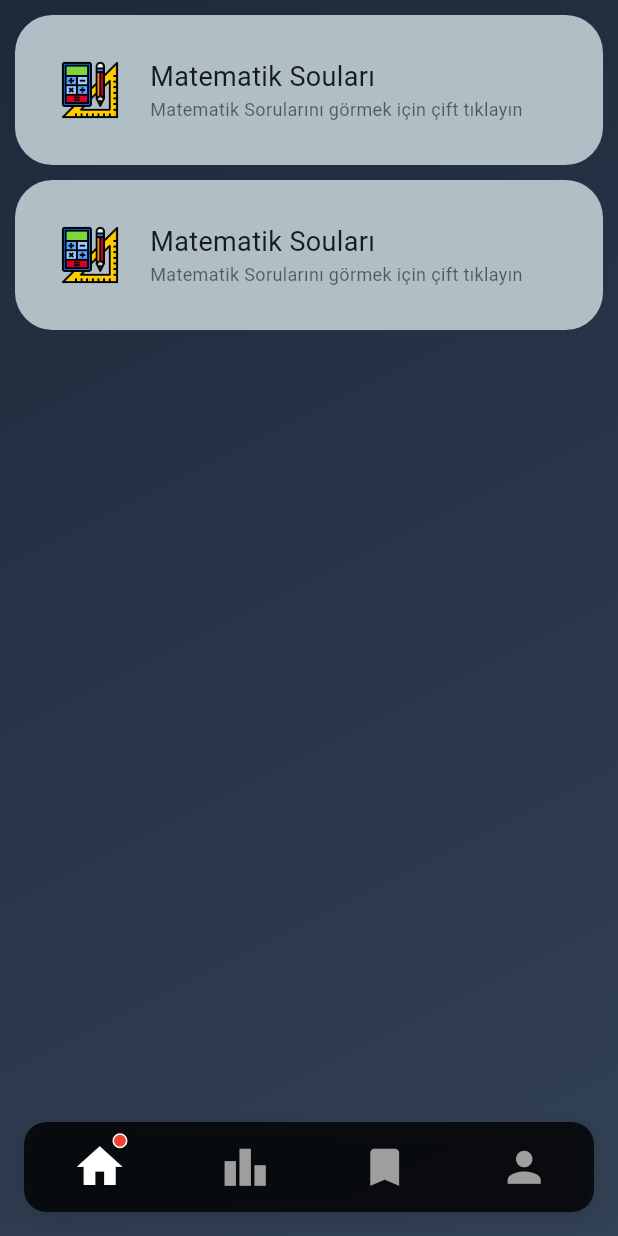
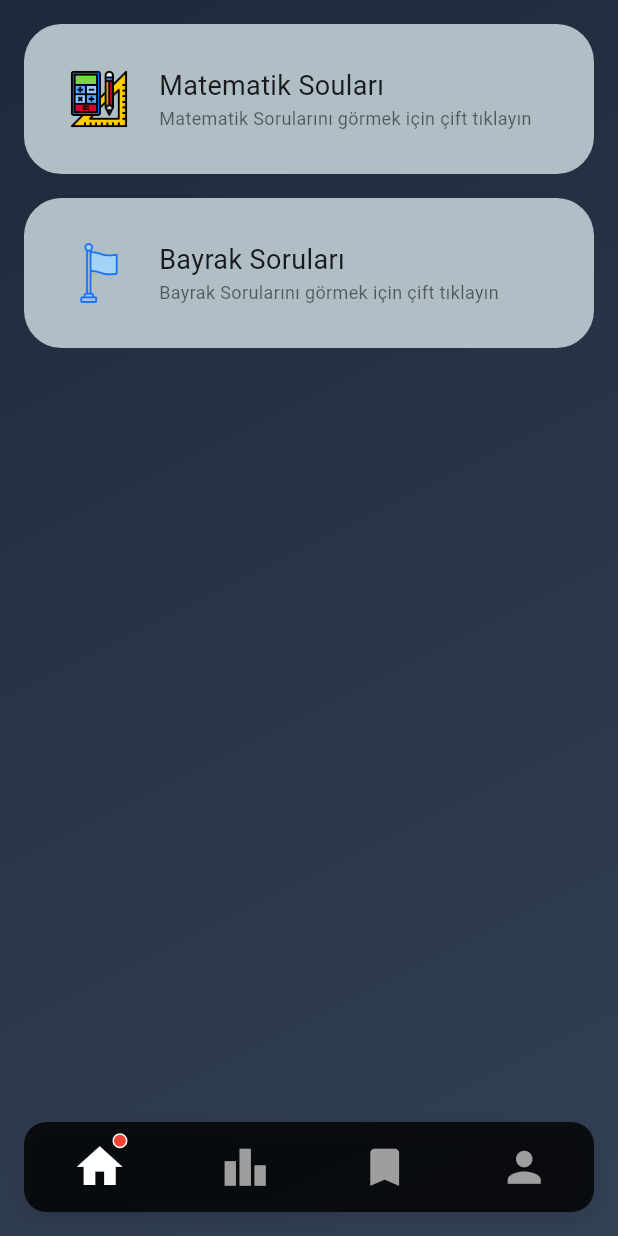
Before and after one commit to Berk2259/QuizUp, a Flutter app: the screen it shows after launch, on a phone screen of 412 x 824 dp. Run offline on Flutter 3.47's test engine with Material 3 defaults, Android fonts, the phone set to English and light mode, and no system bars.

Commit message:
soru kısımlarının yapılmaya başlanmması

```diff
--- /dev/null
+++ b/lib/Components/background_page.dart
@@ -0,0 +1,17 @@
+import 'package:flutter/material.dart';
+
+//her sayfanın arka plan rengini burada tanımlıyoruz
+class BackgroundPage {
+  static BoxDecoration backgroundGradient() {
+    return const BoxDecoration(
+      gradient: LinearGradient(
+        begin: Alignment.topLeft,
+        end: Alignment.bottomRight,
+        colors: [
+          Color(0xFF1E293B),
+          Color(0xFF334155),
+        ],
+      ),
+    );
+  }
+}
--- /dev/null
+++ b/lib/Components/components.dart
@@ -0,0 +1 @@
+export 'background_page.dart';
--- a/lib/Containers/containers.dart
+++ b/lib/Containers/containers.dart
@@ -1 +1,2 @@
 export 'question_container.dart';
+export 'quiz_option_container.dart';
--- a/lib/Containers/question_container.dart
+++ b/lib/Containers/question_container.dart
@@ -1,22 +1,26 @@
 import 'package:flutter/material.dart';
 
+//Ana sayfadaki main quesiton parçaları burada bulunuyor
 class QuestionContainer extends StatelessWidget {
   final String imagePath;
   final String title;
   final String subtitle;
+  final VoidCallback page;
+
   const QuestionContainer({
     super.key,
     required this.imagePath,
     required this.title,
     required this.subtitle,
+    required this.page
   });
 
   @override
   Widget build(BuildContext context) {
     return Padding(
-      padding: const EdgeInsets.only(top: 10, left: 10, right: 10),
+      padding: const EdgeInsets.only(top: 16, left: 16, right: 16),
       child: GestureDetector(
-        onDoubleTap: () {},
+        onDoubleTap: page,
         child: Container(
           width: double.infinity,
           height: 100,
--- /dev/null
+++ b/lib/QuesionScreens/question_screen.dart
@@ -0,0 +1,2 @@
+export 'matematik_screen.dart';
+export 'bayrak_scren.dart';
--- /dev/null
+++ b/lib/QuesitonDetailScreen/question_detail_screen.dart
@@ -0,0 +1 @@
+export 'bayrak_detail_screen.dart';
--- a/lib/Screen/home_screen.dart
+++ b/lib/Screen/home_screen.dart
@@ -1,5 +1,7 @@
 import 'package:flutter/material.dart';
+import 'package:quizup/Components/components.dart';
 import 'package:quizup/Containers/containers.dart';
+import 'package:quizup/QuesionScreens/question_screen.dart';
 
 class HomeScreen extends StatelessWidget {
   const HomeScreen({super.key});
@@ -10,16 +12,7 @@ class HomeScreen extends StatelessWidget {
       body: Container(
         width: double.infinity,
         height: double.infinity,
-        decoration: BoxDecoration(
-          gradient: LinearGradient(
-            begin: Alignment.topLeft,
-            end: Alignment.bottomRight,
-            colors: [
-              Color(0xFF1E293B), // Koyu mavi-gri
-              Color(0xFF334155), // Bir tık daha açık
-            ],
-          ),
-        ),
+        decoration: BackgroundPage.backgroundGradient(),
         child: SafeArea(
           child: Column(
             children: [
@@ -29,11 +22,25 @@ class HomeScreen extends StatelessWidget {
                     imagePath: 'assets/icons/tools.png',
                     title: 'Matematik Souları',
                     subtitle: 'Matematik Sorularını görmek için çift tıklayın',
+                    page: () {
+                      Navigator.push(
+                        context,
+                        MaterialPageRoute(
+                          builder: (context) => MatematikScreen(),
+                        ),
+                      );
+                    },
                   ),
                   QuestionContainer(
-                    imagePath: 'assets/icons/tools.png',
-                    title: 'Matematik Souları',
-                    subtitle: 'Matematik Sorularını görmek için çift tıklayın',
+                    imagePath: 'assets/icons/flag.png',
+                    title: 'Bayrak Soruları',
+                    subtitle: 'Bayrak Sorularını görmek için çift tıklayın',
+                    page: () {
+                      Navigator.push(
+                        context,
+                        MaterialPageRoute(builder: (context) => BayrakScren()),
+                      );
+                    },
                   ),
                 ],
               ),
--- a/pubspec.yaml
+++ b/pubspec.yaml
@@ -61,6 +61,7 @@ flutter:
   assets:
     - assets/images/
     - assets/icons/
+    - assets/flags/
 
 
   # An image asset can refer to one or more resolution-specific "variants", see
```
Also changed, not shown: lib/Containers/quiz_option_container.dart (added, +47 -0 lines), lib/QuesionScreens/bayrak_scren.dart (added, +60 -0 lines), lib/QuesionScreens/matematik_screen.dart (added, +10 -0 lines), lib/QuesitonDetailScreen/bayrak_detail_screen.dart (added, +70 -0 lines), assets/flags/türkiye.png (added), assets/icons/flag.png (added).
